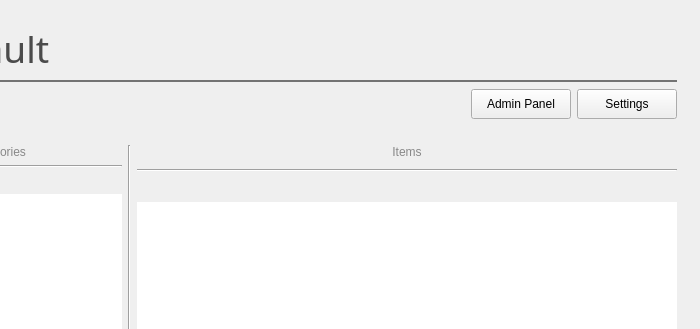
First picture: the form in manager_window.ui, repository Affan-Mushahid/KeepSake, before the edit; both pictures show x 151 to 851 and y 0 to 329 of the 851 by 554 pixel window.
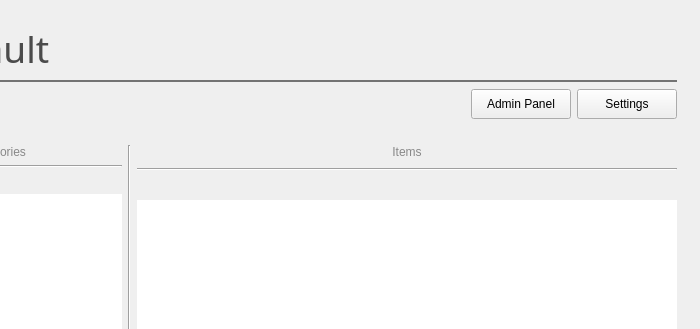
Second picture: the form after the edit.

Diff of the .ui file:
```diff
--- a/manager_window.ui
+++ b/manager_window.ui
@@ -264,7 +264,7 @@
           <item>
            <layout class="QVBoxLayout" name="verticalLayout_2">
             <property name="spacing">
-             <number>10</number>
+             <number>9</number>
             </property>
             <item>
              <widget class="QLabel" name="label_3">
@@ -316,7 +316,7 @@
             <item>
              <layout class="QHBoxLayout" name="horizontalLayout_4">
               <property name="spacing">
-               <number>5</number>
+               <number>6</number>
               </property>
               <property name="topMargin">
                <number>0</number>
```
Left out of the diff: 2 changed lines with no effect on the pictures.
